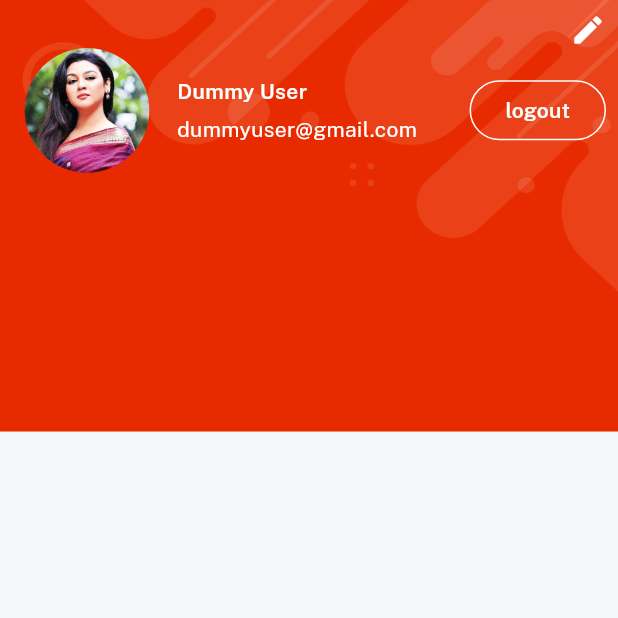
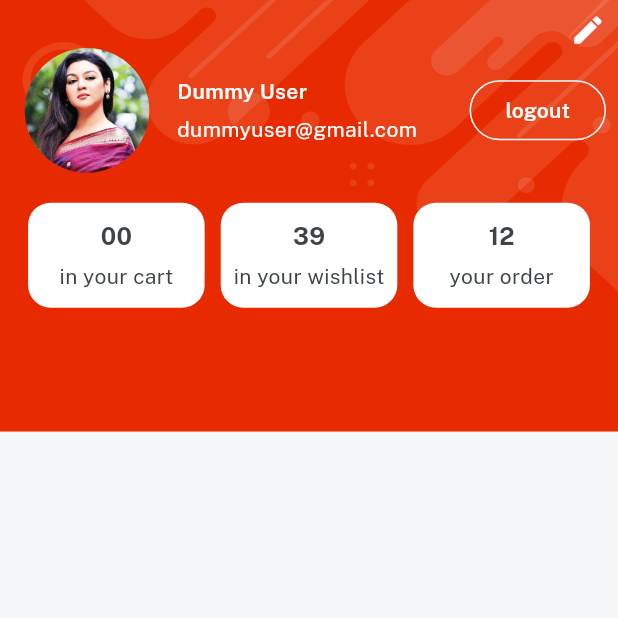
Before and after one commit to Shamimkhan1406/e_commerce_app, a Flutter app: the ProfileScreen screen opened directly, on a phone screen of 412 x 824 dp, the top half of it. Run offline on Flutter 3.47's test engine with Material 3 defaults, Android fonts, the phone set to English and light mode, and no system bars; our stand-ins replace get, velocity_x.

Commit message:
making detail card component widget for profile screen

```diff
--- /dev/null
+++ b/lib/views/profile_screen/components/details_card.dart
@@ -0,0 +1,19 @@
+import 'package:emart_app/consts/consts.dart';
+
+Widget detailsCard(width, String? count, String? title) {
+  return Column(
+    mainAxisAlignment: MainAxisAlignment.center,
+    children: [
+      count!.text.color(darkFontGrey).fontFamily(bold).size(16).make(),
+      5.heightBox,
+      title!.text.color(darkFontGrey).make(),
+    ],
+  )
+      .box
+      .white
+      .rounded
+      .width(width)
+      .height(70)
+      .padding(const EdgeInsets.all(4))
+      .make();
+}
--- a/lib/views/profile_screen/profile_screen.dart
+++ b/lib/views/profile_screen/profile_screen.dart
@@ -1,4 +1,5 @@
 import 'package:emart_app/consts/consts.dart';
+import 'package:emart_app/views/profile_screen/components/details_card.dart';
 import 'package:emart_app/widget_common/bg_widget.dart';
 
 class ProfileScreen extends StatelessWidget {
@@ -54,6 +55,24 @@ class ProfileScreen extends StatelessWidget {
                     ),
                   ],
                 ),
+                20.heightBox,
+
+                Row(
+                  mainAxisAlignment: MainAxisAlignment.spaceEvenly,
+                  children: [
+                    detailsCard(context.screenWidth/3.5, "00", "in your cart"),
+                    detailsCard(context.screenWidth/3.5, "39", "in your wishlist"),
+                    detailsCard(context.screenWidth/3.5, "12", "your order"),
+                  ],
+                )
+                // Column(
+                //   mainAxisAlignment: MainAxisAlignment.center,
+                //   children: [
+                //     "00".text.color(darkFontGrey).fontFamily(bold).size(16).make(),
+                //     5.heightBox,
+                //     "in your cart".text.color(darkFontGrey).make(),
+                //   ],
+                // ).box.white.rounded.width(context.screenWidth / 4).height(60).padding(const EdgeInsets.all(4)).make(),
               ],
             ),
           ),
```
